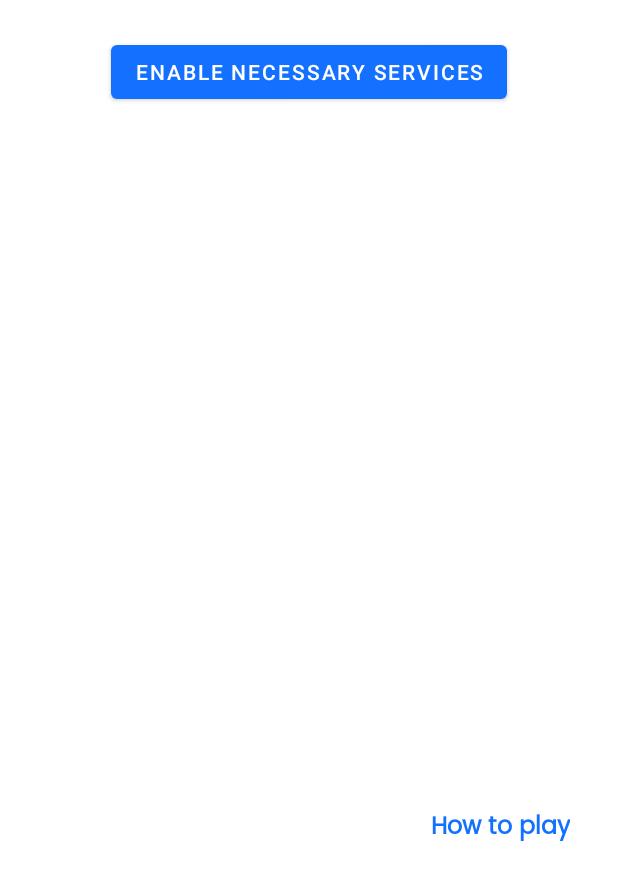
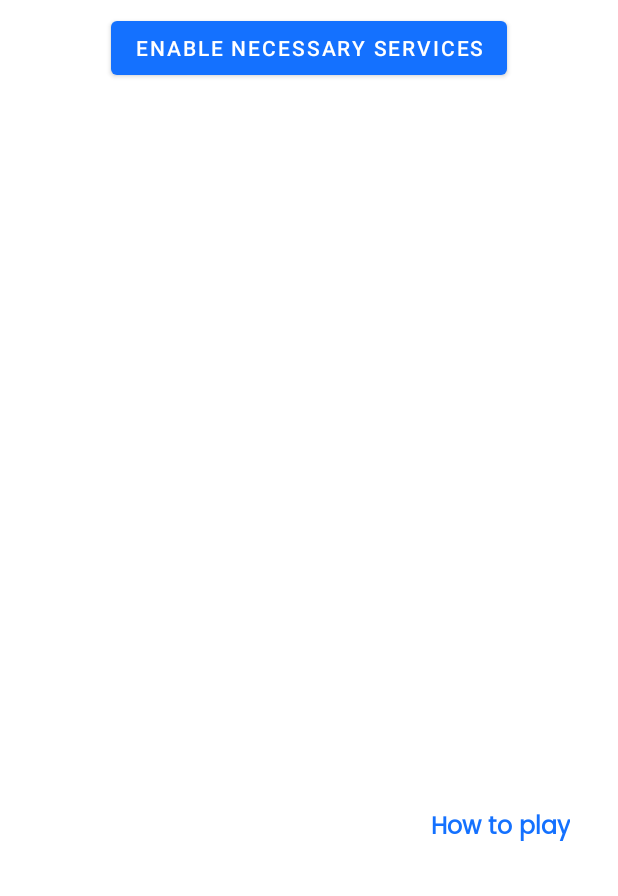
Before and after one commit to JanMiskovic/Blue-Pong, an Android app: the MainActivity screen opened directly, with no data from a screen before it, on a phone screen of 412 x 824 dp, the part 340-1236 px from its top. Run offline under Robolectric (Android 15) with nearby library versions, the phone set to English and light mode, and no system bars.

Commit message:
Work in progress 2

```diff
--- a/app/src/main/java/sk/ukf/bluepong/MainActivity.java
+++ b/app/src/main/java/sk/ukf/bluepong/MainActivity.java
@@ -2,12 +2,15 @@ package sk.ukf.bluepong;
 
 import androidx.appcompat.app.AppCompatActivity;
 
+import android.bluetooth.BluetoothAdapter;
 import android.content.Intent;
 import android.content.SharedPreferences;
 import android.os.Bundle;
 import android.view.View;
 
 public class MainActivity extends AppCompatActivity {
+
+    private BluetoothAdapter ba;
 
     @Override
     protected void onCreate(Bundle savedInstanceState) {
@@ -20,6 +23,8 @@ public class MainActivity extends AppCompatActivity {
         }
 
     }
+
+
 
     private void showFirstTimeTutorial() {
         startTutorial(null);
--- a/app/src/main/res/layout/activity_main.xml
+++ b/app/src/main/res/layout/activity_main.xml
@@ -61,7 +61,7 @@
         android:id="@+id/servicesButton"
         android:layout_width="wrap_content"
         android:layout_height="wrap_content"
-        android:layout_marginTop="24dp"
+        android:layout_marginTop="8dp"
         android:text="@string/enable_services"
         android:textColor="@color/white"
         app:layout_constraintBottom_toBottomOf="parent"
```
